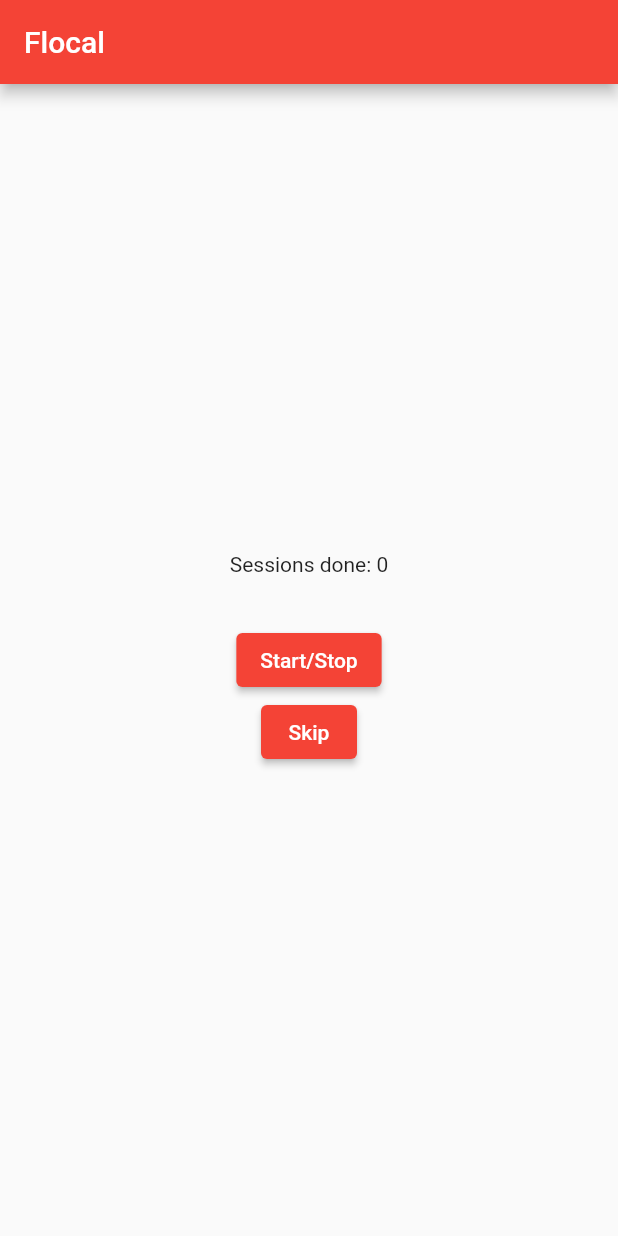
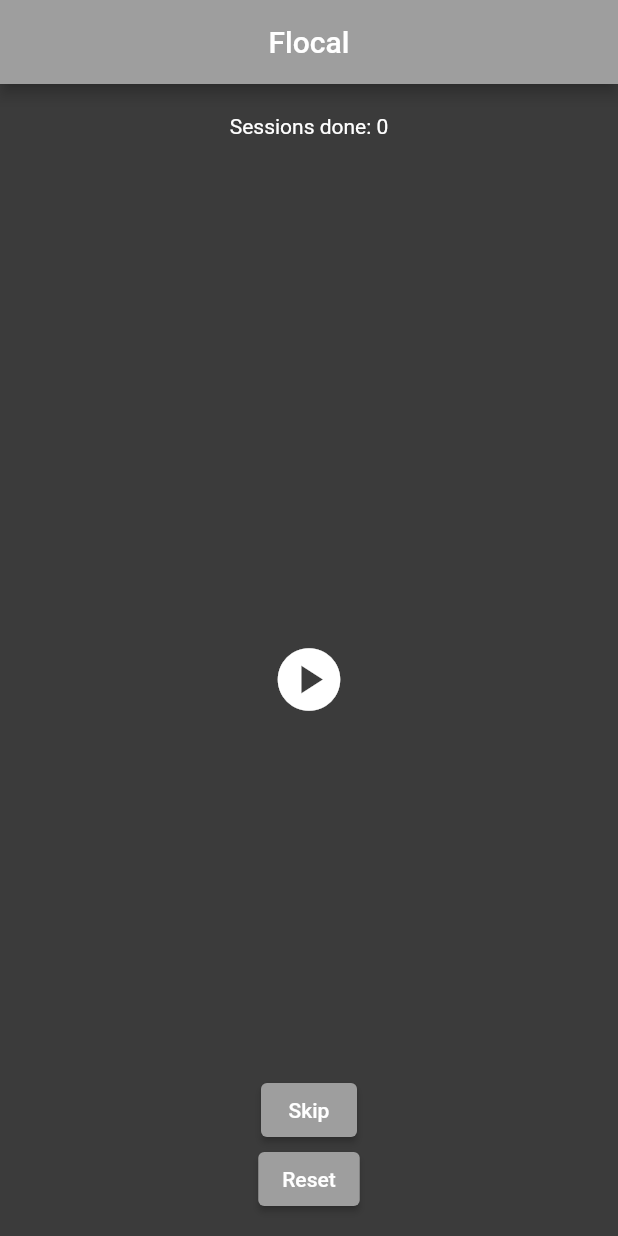
Before and after one commit to RetroTho/flocal, a Flutter app: the screen it shows after launch, on a phone screen of 412 x 824 dp. Run offline on Flutter 3.47's test engine with Material 2 defaults, Android fonts, the light colour scheme and no system bars.

Commit message:
Add reset button and redesign UI

```diff
--- a/lib/home.dart
+++ b/lib/home.dart
@@ -19,6 +19,9 @@ class _HomePage extends State<HomePage> {
   bool _paused = false;
   String _task = "";
   String _output = "";
+  final Widget _playIcon = const Icon(Icons.play_circle);
+  final Widget _pauseIcon = const Icon(Icons.pause_circle);
+  Widget _buttonIcon = const Icon(Icons.play_circle);
 
   String formatTime(int seconds) {
     int hours = (seconds / 3600).truncate();
@@ -93,35 +96,63 @@ class _HomePage extends State<HomePage> {
   @override
   Widget build(BuildContext context){
     return Scaffold(
-      appBar: AppBar(
-        title: const Text("Flocal"),
-      ),
+      backgroundColor: const Color(0xFF3B3B3B),
+      appBar: AppBar(centerTitle: true, title: const Text("Flocal", style: TextStyle(color: Colors.white),),),
       body: SizedBox(
         // sets box width to screen width
         width: MediaQuery.of(context).size.width,
         child: Column(
           mainAxisAlignment: MainAxisAlignment.center,
           children: <Widget>[
-            Text("Sessions done: $_sessions"),
-            Text(_task),
-            Text(_output),
-            ElevatedButton(onPressed: () {
+            const Padding(padding: EdgeInsets.only(top: 20)),
+            Text("Sessions done: $_sessions", style: const TextStyle(color: Colors.white,)),
+            const Spacer(),
+            Text(_task, style: const TextStyle(color: Colors.white, fontSize: 24, fontWeight: FontWeight.w500),),
+            Text(_output, style: const TextStyle(color: Colors.white, fontSize: 55, fontWeight: FontWeight.w100),),
+            IconButton(
+              onPressed: () {
                 if (!_started){
                   startWorkTimer();
                   _started = true;
+                  setState(() {_buttonIcon = _pauseIcon;});
                 }
                 else if (!_paused){
                   _paused = true;
+                  setState(() {_buttonIcon = _playIcon;});
                 }
                 else {
                   _paused = false;
+                  setState(() {_buttonIcon = _pauseIcon;});
                 }
               },
-            child: const Text("Start/Stop")),
-            ElevatedButton(onPressed: () {
+              icon: _buttonIcon,
+              color: Colors.white,
+              iconSize: 50,
+            ),
+            const Spacer(),
+            ElevatedButton(
+              style: const ButtonStyle(tapTargetSize: MaterialTapTargetSize.shrinkWrap),
+              onPressed: () {
               _current = 0;
             },
-            child: const Text("Skip")),
+            child: const Text("Skip", style: TextStyle(color: Colors.white),)),
+            const Padding(padding: EdgeInsets.only(top: 10)),
+            ElevatedButton(
+              style: const ButtonStyle(tapTargetSize: MaterialTapTargetSize.shrinkWrap),
+              onPressed: () {
+              _task = "";
+              _output = "";
+              setState(() {
+                _buttonIcon = _playIcon;
+                _sessions = 0;
+              });
+              _timer.cancel();
+              _current = 0;
+              _paused = false;
+              _started = false;
+            },
+            child: const Text("Reset", style: TextStyle(color: Colors.white),)),
+            const Padding(padding: EdgeInsets.only(top: 20)),
           ],
         ),
       ),
--- a/lib/main.dart
+++ b/lib/main.dart
@@ -11,7 +11,7 @@ class MainApp extends StatelessWidget {
   @override
   Widget build(BuildContext context) {
     return MaterialApp(
-      theme: ThemeData(primarySwatch: Colors.red),
+      theme: ThemeData(primarySwatch: Colors.grey),
       home: const HomePage(title: 'Home'),
     );
   }
```
Lines whose indentation alone changed are shown as unchanged.
